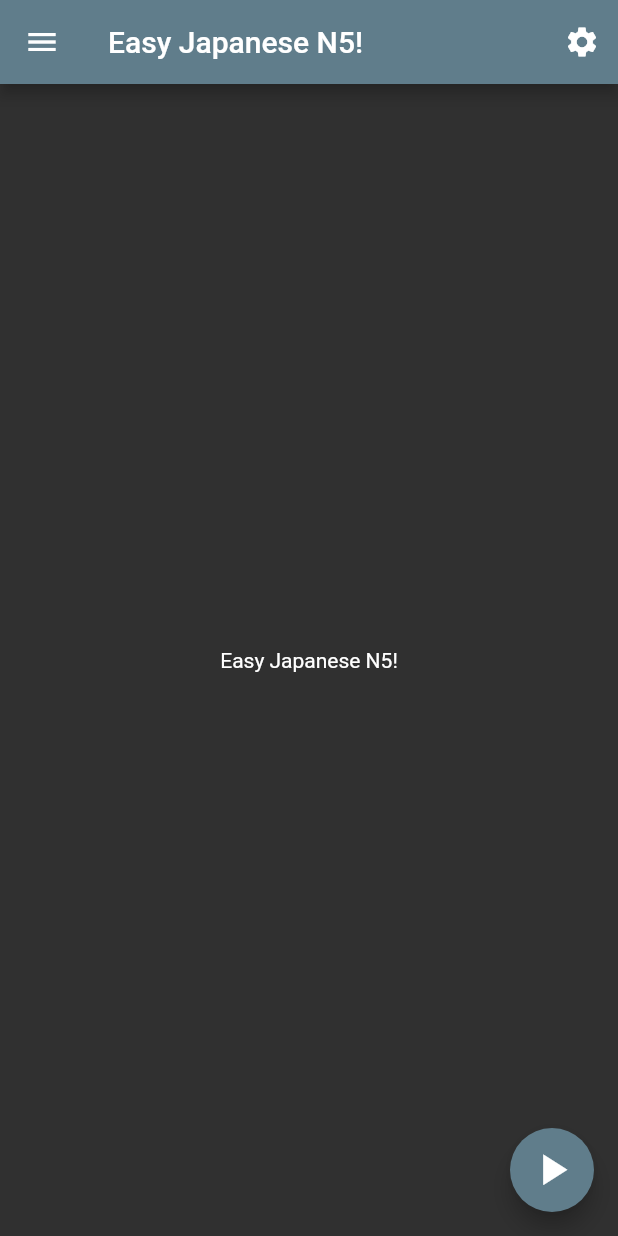
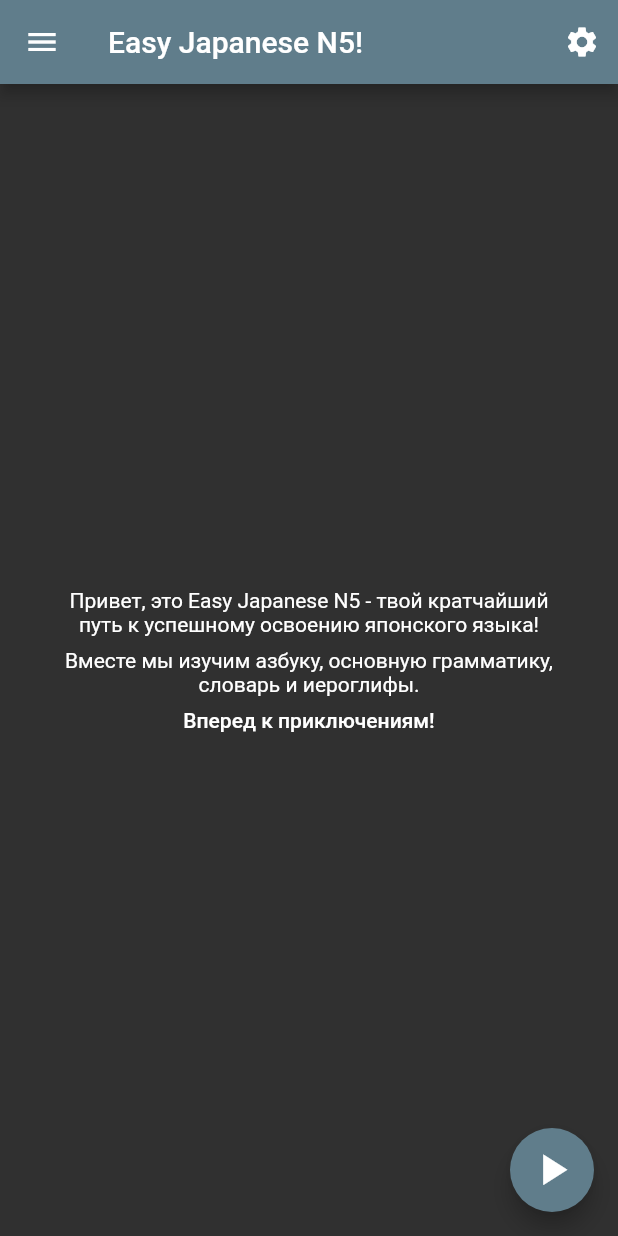
Before and after one commit to Alordead/easy-japanese-n5, a Flutter app: the screen it shows after launch, on a phone screen of 412 x 824 dp. Run offline on Flutter 3.47's test engine with Material 2 defaults, Android fonts, the phone set to English and light mode, and no system bars; our stand-ins replace rxdart, shared_preferences, sqflite; accounts and stored records are empty.

Commit message:
update homePage and database

```diff
--- a/easy_japanese_n5/lib/pages/home_page.dart
+++ b/easy_japanese_n5/lib/pages/home_page.dart
@@ -2,6 +2,7 @@ import 'package:flutter/material.dart';
 import 'package:easy_japanese_n5/widgets/custom_drawer.dart';
 import 'settings_page.dart';
 import 'practice/home_practice_page.dart';
+import 'package:easy_japanese_n5/widgets/text_widgets.dart';
 
 final appTitle = "Easy Japanese N5!";
 
@@ -26,7 +27,7 @@ class HomePage extends StatelessWidget {
      ),
       drawer: CustomDrawer(),
       body: Center(
-        child: Text(appTitle),
+        child: HomePageContent(),
       ),
       floatingActionButton: FloatingActionButton(
         tooltip: "Test",
@@ -47,3 +48,30 @@ class HomePage extends StatelessWidget {
     );
   }
 }
+
+class HomePageContent extends StatelessWidget {
+  @override
+  Widget build(BuildContext context) {
+    return Container(
+      padding: EdgeInsets.all(32.0),
+      child: Center(
+        child: Column(
+          crossAxisAlignment: CrossAxisAlignment.center,
+          mainAxisAlignment: MainAxisAlignment.center,
+          children: <Widget>[
+            StandardTextContainer(text:
+            "Привет, это Easy Japanese N5 - твой кратчайший путь к успешному освоению японского языка!",
+            ),
+            StandardTextContainer(text:
+            "Вместе мы изучим азбуку, основную грамматику, словарь и иероглифы."
+            ),
+            StandardTextContainer(text:
+            "Вперед к приключениям!",
+              textStyle: Theme.of(context).textTheme.body2,
+            ),
+          ],
+        ),
+      ),
+    );
+  }
+}
--- /dev/null
+++ b/easy_japanese_n5/lib/widgets/text_widgets.dart
@@ -0,0 +1,26 @@
+import 'package:flutter/material.dart';
+
+class StandardTextContainer extends StatelessWidget {
+
+  final String text;
+  final double padding;
+  final TextStyle textStyle;
+
+  StandardTextContainer({
+    @required this.text,
+    this.padding = 4.0,
+    this.textStyle,
+  });
+
+  @override
+  Widget build(BuildContext context) {
+    return Container(
+      padding: EdgeInsets.symmetric(vertical: padding),
+      child: Text(
+        text,
+        textAlign: TextAlign.center,
+        style: textStyle,
+      ),
+    );
+  }
+}
```
Also changed, not shown: 1 other file.
